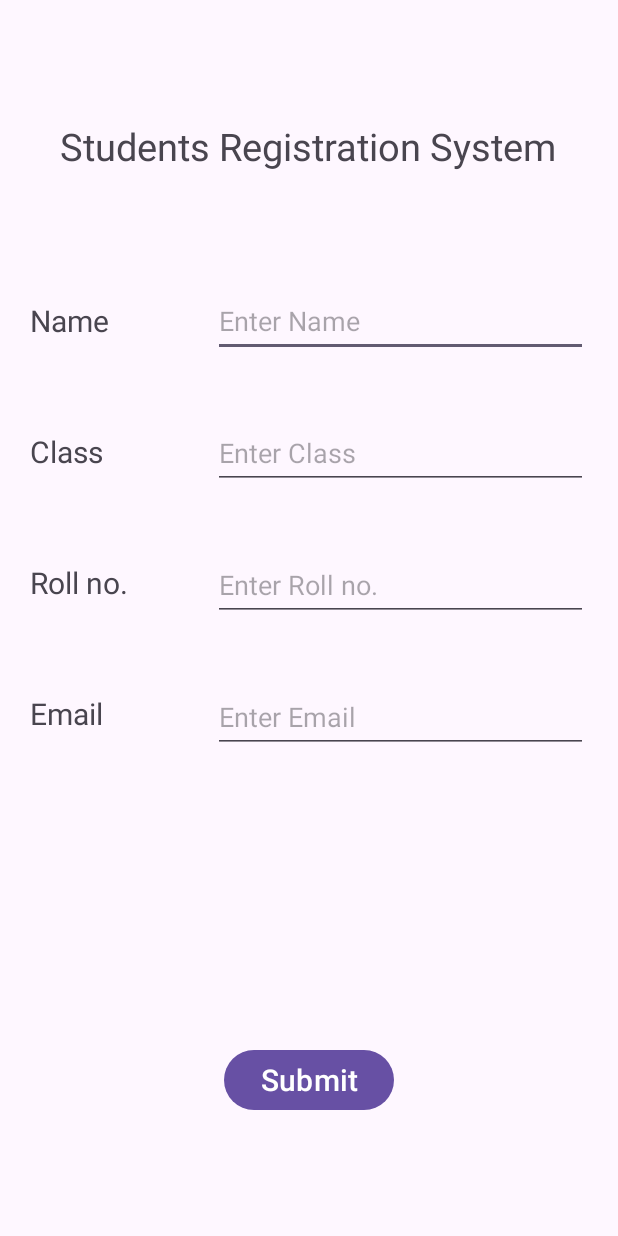
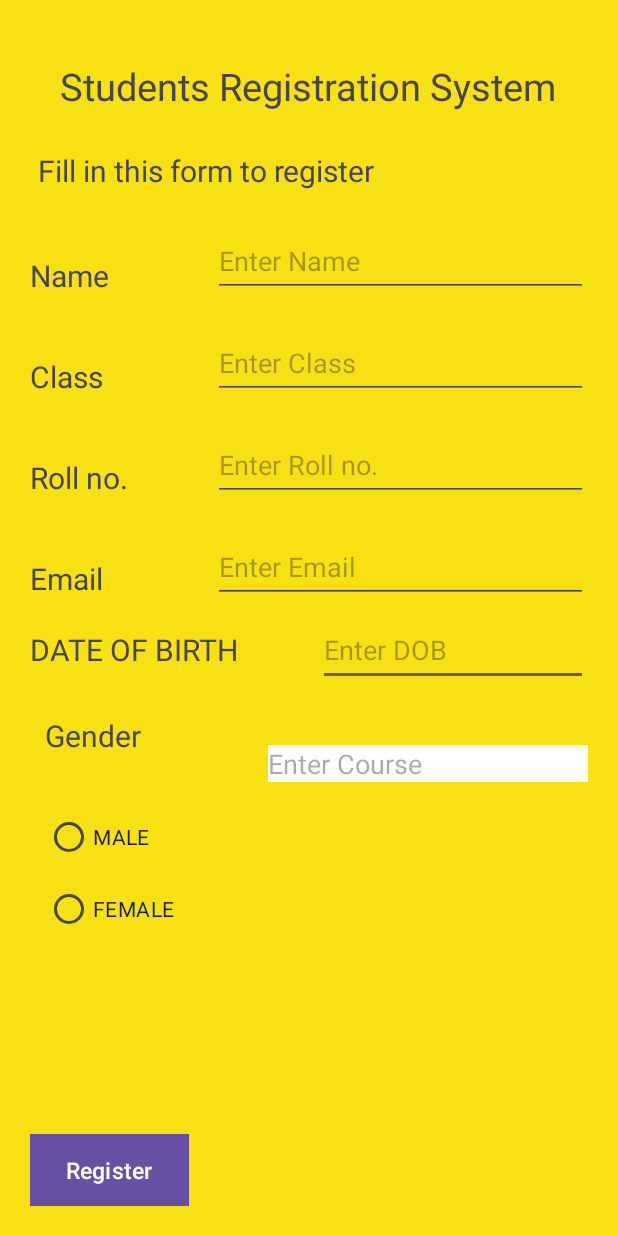
Before and after one commit to HackersOm/practical10.2, an Android app: the screen it shows after launch (MainActivity), on a phone screen of 412 x 824 dp. Run offline under Robolectric (Android 15) with nearby library versions, the phone set to English and light mode, and no system bars.

Commit message:
updated from

```diff
--- a/app/src/main/java/com/example/practical102/MainActivity.java
+++ b/app/src/main/java/com/example/practical102/MainActivity.java
@@ -2,27 +2,68 @@ package com.example.practical102;
 
 import androidx.appcompat.app.AppCompatActivity;
 
+import android.app.DatePickerDialog;
+import android.content.Context;
 import android.os.Bundle;
+import android.telephony.SmsManager;
+import android.text.InputType;
 import android.view.View;
+import android.widget.ArrayAdapter;
+import android.widget.AutoCompleteTextView;
 import android.widget.Button;
+import android.widget.DatePicker;
 import android.widget.EditText;
 import android.widget.Toast;
 
+import java.util.Calendar;
+
 public class MainActivity extends AppCompatActivity {
+
+    String []course = {"Computer","Civil","Electrical","DMLT","Mechanical","Electrical&Computer"};
+    DatePickerDialog picker;
 
     @Override
     protected void onCreate(Bundle savedInstanceState) {
         super.onCreate(savedInstanceState);
         setContentView(R.layout.activity_main);
+        AutoCompleteTextView autocom = findViewById(R.id.autoCompleteTxt);
+        ArrayAdapter<String> adapter = new ArrayAdapter<>(getApplicationContext(),android.R.layout.simple_dropdown_item_1line,course);
+        autocom.setThreshold(2);
+        autocom.setAdapter(adapter);
+        EditText edt = findViewById(R.id.edtDOB);
+        edt.setInputType(InputType.TYPE_NULL);
+        edt.setOnClickListener(new View.OnClickListener() {
+            @Override
+            public void onClick(View v) {
+                Calendar cal = Calendar.getInstance();
+                int day = cal.get(Calendar.DAY_OF_MONTH);
+                int month = cal.get(Calendar.MONTH);
+                int year = cal.get(Calendar.YEAR);
+                picker = new DatePickerDialog(MainActivity.this, new DatePickerDialog.OnDateSetListener() {
+                    @Override
+                    public void onDateSet(DatePicker view, int year, int month, int dayOfMonth) {
+                        edt.setText(dayOfMonth+"/"+(month+1)+"/"+year);
+                    }
+                },year,month,day);
+                picker.show();
+            }
+        });
+
+
     }
     public void Display(View v)
     {
-        EditText edt1,edt2,edt3,edt4;
+        AutoCompleteTextView autocom = findViewById(R.id.autoCompleteTxt);
+        EditText edt1,edt2,edt3,edt4,edtDOB;
         edt1 = (EditText)findViewById(R.id.edt1);
+        edtDOB= (EditText)findViewById(R.id.edtDOB);
         edt2 = (EditText)findViewById(R.id.edt2);
         edt3 = (EditText)findViewById(R.id.edt3);
         edt4 = (EditText)findViewById(R.id.edt4);
         Toast.makeText(getApplicationContext(),"Submitted Successful \n name = "+edt1.getText().toString()+
-        "Class "+edt2.getText().toString()+"\nRoll no."+edt3.getText().toString()+"\nEmail"+edt4.getText().toString(),Toast.LENGTH_SHORT).show();
+        "Class "+edt2.getText().toString()+"\nRoll no."+edt3.getText().toString()+"\nEmail"+edt4.getText().toString()+"Selected DOB"
+                +edtDOB.getText().toString()+autocom.getText().toString(),Toast.LENGTH_SHORT).show();
     }
+
+
 }
--- a/app/src/main/res/layout/activity_main.xml
+++ b/app/src/main/res/layout/activity_main.xml
@@ -5,21 +5,32 @@
     tools:context=".MainActivity"
     android:layout_width="match_parent"
     android:layout_height="match_parent"
+    android:background="#F8E113"
     >
     <TextView
         android:layout_width="wrap_content"
         android:id="@+id/txtStud"
         android:text="Students Registration System"
         android:layout_centerHorizontal="true"
-        android:layout_marginTop="80dp"
+        android:layout_marginTop="40dp"
         android:textSize="25dp"
         android:layout_height="wrap_content"
         />
     <TextView
         android:layout_width="wrap_content"
         android:layout_height="wrap_content"
+        android:id="@+id/txtInfo"
+        android:text="Fill in this form to register"
+        android:textSize="20dp"
+        android:layout_below="@id/txtStud"
+        android:layout_margin="25dp"
+        />
+
+    <TextView
+        android:layout_width="wrap_content"
+        android:layout_height="wrap_content"
         android:id="@+id/txtName"
-        android:layout_marginTop="200dp"
+        android:layout_marginTop="170dp"
         android:textSize="20dp"
         android:text="Name"
         android:layout_marginLeft="20dp"
@@ -29,14 +40,14 @@
         android:layout_width="wrap_content"
         android:layout_height="wrap_content"
         android:id="@+id/txtClass"
-        android:layout_marginTop="60dp"
+        android:layout_marginTop="40dp"
         android:textSize="20dp"
         android:text="Class"
         android:layout_marginLeft="20dp"
         />
     <TextView
         android:layout_below="@id/txtClass"
-        android:layout_marginTop="60dp"
+        android:layout_marginTop="40dp"
 
         android:layout_width="wrap_content"
         android:layout_height="wrap_content"
@@ -51,16 +62,39 @@
         android:layout_width="wrap_content"
         android:layout_height="wrap_content"
         android:id="@+id/txtEmail"
-        android:layout_marginTop="60dp"
+        android:layout_marginTop="40dp"
         android:textSize="20dp"
         android:text="Email"
         android:layout_marginLeft="20dp"
         />
+    <TextView
+
+        android:layout_width="wrap_content"
+        android:layout_height="wrap_content"
+        android:id="@+id/txtDOB"
+        android:layout_below="@id/txtEmail"
+        android:layout_marginTop="20dp"
+        android:textSize="20dp"
+        android:text="DATE OF BIRTH"
+        android:layout_marginLeft="20dp"
+        />
+    <EditText
+        android:id="@+id/edtDOB"
+        android:layout_width="180dp"
+        android:layout_marginTop="10dp"
+        android:layout_height="wrap_content"
+        android:layout_alignParentEnd="true"
+        android:layout_below="@id/txtEmail"
+        android:hint="Enter DOB "
+        android:minHeight="48dp"
+        android:layout_marginRight="20dp"
+        />
+
     <EditText
         android:id="@+id/edt1"
         android:layout_width="250dp"
         android:layout_height="wrap_content"
-        android:layout_marginTop="190dp"
+        android:layout_marginTop="150dp"
         android:layout_alignParentEnd="true"
         android:hint="Enter Name "
         android:minHeight="48dp"
@@ -71,7 +105,7 @@
         android:layout_width="250dp"
         android:layout_height="wrap_content"
         android:layout_below="@id/edt1"
-        android:layout_marginTop="40dp"
+        android:layout_marginTop="20dp"
         android:layout_alignParentEnd="true"
         android:hint="Enter Class "
         android:minHeight="48dp"
@@ -83,7 +117,7 @@
         android:layout_width="250dp"
         android:layout_height="wrap_content"
         android:layout_below="@id/edt2"
-        android:layout_marginTop="40dp"
+        android:layout_marginTop="20dp"
         android:layout_alignParentEnd="true"
         android:hint="Enter Roll no. "
         android:minHeight="48dp"
@@ -91,12 +125,48 @@
         android:layout_marginRight="20dp"
 
         />
+
+    <TextView
+        android:id="@+id/txtGender"
+        android:layout_width="wrap_content"
+        android:layout_height="wrap_content"
+        android:layout_below="@id/txtDOB"
+        android:layout_marginStart="30dp"
+        android:layout_marginTop="30dp"
+        android:layout_marginEnd="30dp"
+        android:layout_marginBottom="30dp"
+        android:text="Gender"
+        android:textSize="20dp" />
+
+    <RadioGroup
+        android:layout_width="wrap_content"
+        android:layout_height="wrap_content"
+        android:layout_below="@id/txtGender"
+        android:layout_marginLeft="30dp"
+        >
+
+        <RadioButton
+            android:id="@+id/radio1"
+            android:layout_width="wrap_content"
+            android:layout_height="wrap_content"
+            android:text="MALE" />
+
+        <RadioButton
+            android:id="@+id/radio2"
+            android:layout_width="wrap_content"
+            android:layout_height="wrap_content"
+            android:layout_below="@id/radio"
+            android:text="FEMALE" />
+
+
+    </RadioGroup>
+
     <EditText
         android:id="@+id/edt4"
         android:layout_width="250dp"
         android:layout_height="wrap_content"
         android:layout_below="@id/edt3"
-        android:layout_marginTop="40dp"
+        android:layout_marginTop="20dp"
         android:layout_alignParentEnd="true"
         android:hint="Enter Email "
         android:minHeight="48dp"
@@ -104,15 +174,30 @@
         android:layout_marginRight="20dp"
 
         />
+    <AutoCompleteTextView
+        android:layout_width="wrap_content"
+        android:layout_height="wrap_content"
+        android:layout_alignParentEnd="true"
+        android:id="@+id/autoCompleteTxt"
+        android:layout_marginRight="20dp"
+        android:layout_marginTop="50dp"
+        android:background="#ffff"
+        android:hint="Enter Course"
+        android:ems="10"
+        android:layout_below="@id/txtDOB"
+        />
+
     <Button
         android:layout_width="wrap_content"
         android:layout_height="wrap_content"
-        android:layout_centerHorizontal="true"
+        android:layout_marginLeft="20dp"
+        android:background="#ffff"
         android:layout_alignParentBottom="true"
-        android:layout_marginBottom="80dp"
-        android:text="Submit"
-        android:textSize="20dp"
+        android:layout_marginBottom="20dp"
+        android:text="Register"
+        android:textSize="15dp"
         android:onClick="Display"
         />
 
+
 </RelativeLayout>
```
